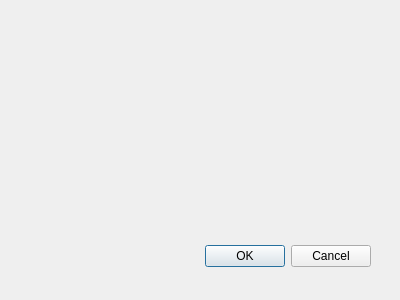
The window that proy/mainwindow.ui (juan-pablo-r5/proy_finall) describes before a commit, drawn with Qt 5.
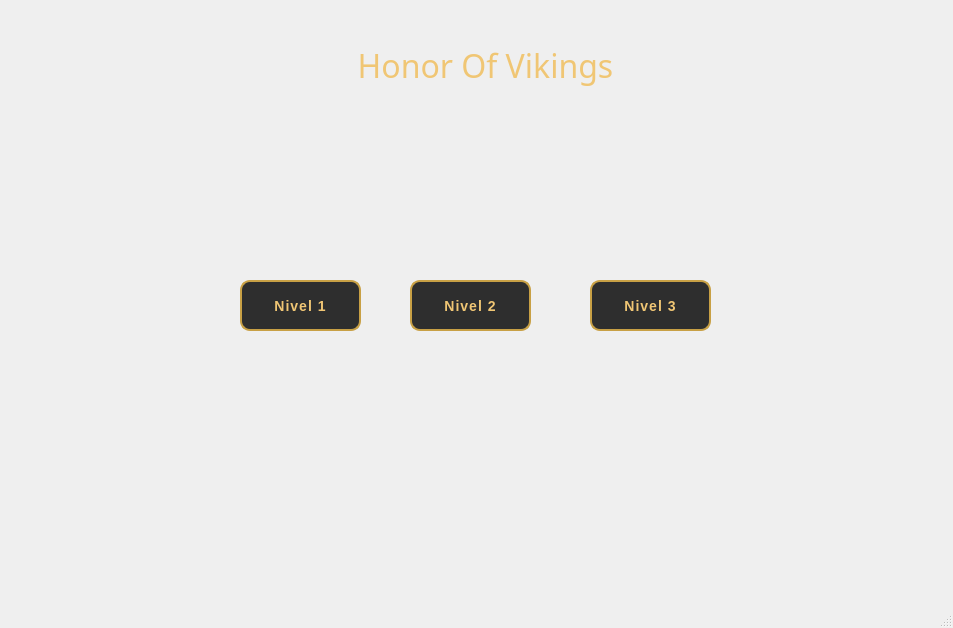
The same window after the commit. Icons and pictures are not drawn.

```diff
--- a/proy/mainwindow.ui
+++ b/proy/mainwindow.ui
@@ -1,34 +1,216 @@
 <?xml version="1.0" encoding="UTF-8"?>
 <ui version="4.0">
- <class>Dialog</class>
- <widget class="QDialog" name="Dialog">
+ <class>MainWindow</class>
+ <widget class="QMainWindow" name="MainWindow">
   <property name="geometry">
    <rect>
     <x>0</x>
     <y>0</y>
-    <width>400</width>
-    <height>300</height>
+    <width>953</width>
+    <height>628</height>
    </rect>
   </property>
   <property name="windowTitle">
    <string>Dialog</string>
   </property>
-  <widget class="QDialogButtonBox" name="buttonBox">
-   <property name="geometry">
-    <rect>
-     <x>30</x>
-     <y>240</y>
-     <width>341</width>
-     <height>32</height>
-    </rect>
-   </property>
-   <property name="orientation">
-    <enum>Qt::Horizontal</enum>
-   </property>
-   <property name="standardButtons">
-    <set>QDialogButtonBox::Cancel|QDialogButtonBox::Ok</set>
-   </property>
+  <widget class="QWidget" name="centralwidget">
+   <widget class="QPushButton" name="btnNivel1">
+    <property name="geometry">
+     <rect>
+      <x>240</x>
+      <y>280</y>
+      <width>121</width>
+      <height>51</height>
+     </rect>
+    </property>
+    <property name="styleSheet">
+     <string notr="true">QPushButton {
+    background-color: #2e2e2e;          /* Fondo oscuro */
+    color: #f0c674;                     /* Dorado suave */
+    border: 2px solid #c8a045;          /* Borde dorado */
+    border-radius: 10px;                /* Bordes redondeados */
+    padding: 8px 15px;                  /* Espaciado interno */
+    font-family: &quot;Segoe UI&quot;;            /* Fuente moderna */
+    font-weight: bold;
+    font-size: 14px;
+    letter-spacing: 1px;
+    transition: all 0.2s ease-in-out;   /* Transición suave */
+}
+
+QPushButton:hover {
+    background-color: #c8a045;          /* Fondo dorado */
+    color: #2e2e2e;                     /* Texto oscuro */
+    border: 2px solid #f0c674;
+    transform: scale(1.05);             /* Ligero aumento */
+}
+
+QPushButton:pressed {
+    background-color: #a37c27;          /* Dorado más oscuro */
+    color: white;
+    border: 2px solid #c8a045;
+    transform: scale(0.97);
+}
+
+QPushButton:disabled {
+    background-color: #555555;
+    color: #aaaaaa;
+    border: 2px solid #777777;
+}
+</string>
+    </property>
+    <property name="text">
+     <string>Nivel 1</string>
+    </property>
+   </widget>
+   <widget class="QPushButton" name="btnNivel2">
+    <property name="geometry">
+     <rect>
+      <x>410</x>
+      <y>280</y>
+      <width>121</width>
+      <height>51</height>
+     </rect>
+    </property>
+    <property name="styleSheet">
+     <string notr="true">QPushButton {
+    background-color: #2e2e2e;          /* Fondo oscuro */
+    color: #f0c674;                     /* Dorado suave */
+    border: 2px solid #c8a045;          /* Borde dorado */
+    border-radius: 10px;                /* Bordes redondeados */
+    padding: 8px 15px;                  /* Espaciado interno */
+    font-family: &quot;Segoe UI&quot;;            /* Fuente moderna */
+    font-weight: bold;
+    font-size: 14px;
+    letter-spacing: 1px;
+    transition: all 0.2s ease-in-out;   /* Transición suave */
+}
+
+QPushButton:hover {
+    background-color: #c8a045;          /* Fondo dorado */
+    color: #2e2e2e;                     /* Texto oscuro */
+    border: 2px solid #f0c674;
+    transform: scale(1.05);             /* Ligero aumento */
+}
+
+QPushButton:pressed {
+    background-color: #a37c27;          /* Dorado más oscuro */
+    color: white;
+    border: 2px solid #c8a045;
+    transform: scale(0.97);
+}
+
+QPushButton:disabled {
+    background-color: #555555;
+    color: #aaaaaa;
+    border: 2px solid #777777;
+}
+</string>
+    </property>
+    <property name="text">
+     <string>Nivel 2</string>
+    </property>
+   </widget>
+   <widget class="QPushButton" name="btnNivel3">
+    <property name="geometry">
+     <rect>
+      <x>590</x>
+      <y>280</y>
+      <width>121</width>
+      <height>51</height>
+     </rect>
+    </property>
+    <property name="styleSheet">
+     <string notr="true">QPushButton {
+    background-color: #2e2e2e;          /* Fondo oscuro */
+    color: #f0c674;                     /* Dorado suave */
+    border: 2px solid #c8a045;          /* Borde dorado */
+    border-radius: 10px;                /* Bordes redondeados */
+    padding: 8px 15px;                  /* Espaciado interno */
+    font-family: &quot;Segoe UI&quot;;            /* Fuente moderna */
+    font-weight: bold;
+    font-size: 14px;
+    letter-spacing: 1px;
+    transition: all 0.2s ease-in-out;   /* Transición suave */
+}
+
+QPushButton:hover {
+    background-color: #c8a045;          /* Fondo dorado */
+    color: #2e2e2e;                     /* Texto oscuro */
+    border: 2px solid #f0c674;
+    transform: scale(1.05);             /* Ligero aumento */
+}
+
+QPushButton:pressed {
+    background-color: #a37c27;          /* Dorado más oscuro */
+    color: white;
+    border: 2px solid #c8a045;
+    transform: scale(0.97);
+}
+
+QPushButton:disabled {
+    background-color: #555555;
+    color: #aaaaaa;
+    border: 2px solid #777777;
+}
+</string>
+    </property>
+    <property name="text">
+     <string>Nivel 3</string>
+    </property>
+   </widget>
+   <widget class="QLabel" name="label">
+    <property name="geometry">
+     <rect>
+      <x>270</x>
+      <y>110</y>
+      <width>421</width>
+      <height>431</height>
+     </rect>
+    </property>
+    <property name="text">
+     <string/>
+    </property>
+    <property name="pixmap">
+     <pixmap resource="resources.qrc">:/logos/Vikings-Logo-PNG-Images.png</pixmap>
+    </property>
+    <property name="scaledContents">
+     <bool>true</bool>
+    </property>
+   </widget>
+   <widget class="QLabel" name="label_2">
+    <property name="geometry">
+     <rect>
+      <x>240</x>
+      <y>30</y>
+      <width>491</width>
+      <height>71</height>
+     </rect>
+    </property>
+    <property name="font">
+     <font>
+      <family>Viking-Normal</family>
+      <pointsize>24</pointsize>
+      <bold>false</bold>
+     </font>
+    </property>
+    <property name="styleSheet">
+     <string notr="true">background: transparent;
+    color: #f0c674;  </string>
+    </property>
+    <property name="text">
+     <string>Honor Of Vikings</string>
+    </property>
+    <property name="alignment">
+     <set>Qt::AlignmentFlag::AlignCenter</set>
+    </property>
+   </widget>
+   <zorder>label</zorder>
+   <zorder>btnNivel1</zorder>
+   <zorder>btnNivel2</zorder>
+   <zorder>btnNivel3</zorder>
+   <zorder>label_2</zorder>
   </widget>
+  <widget class="QStatusBar" name="statusbar"/>
  </widget>
  <resources/>
  <connections>
```
Left out of the diff: 41 changed lines with no effect on the pictures.
